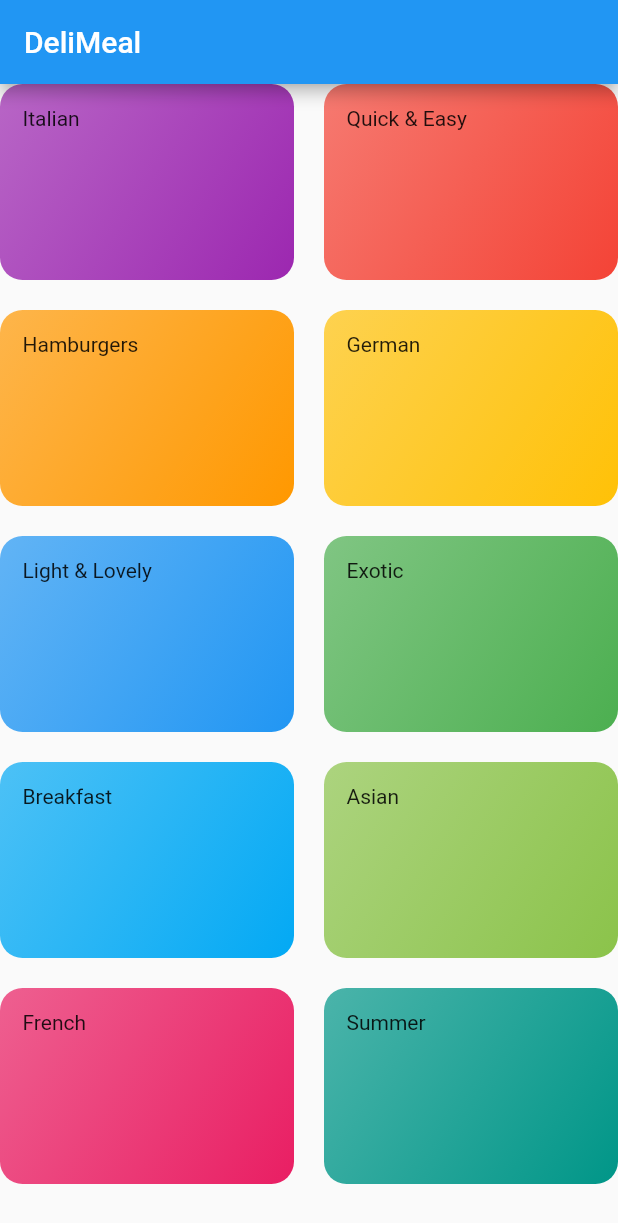
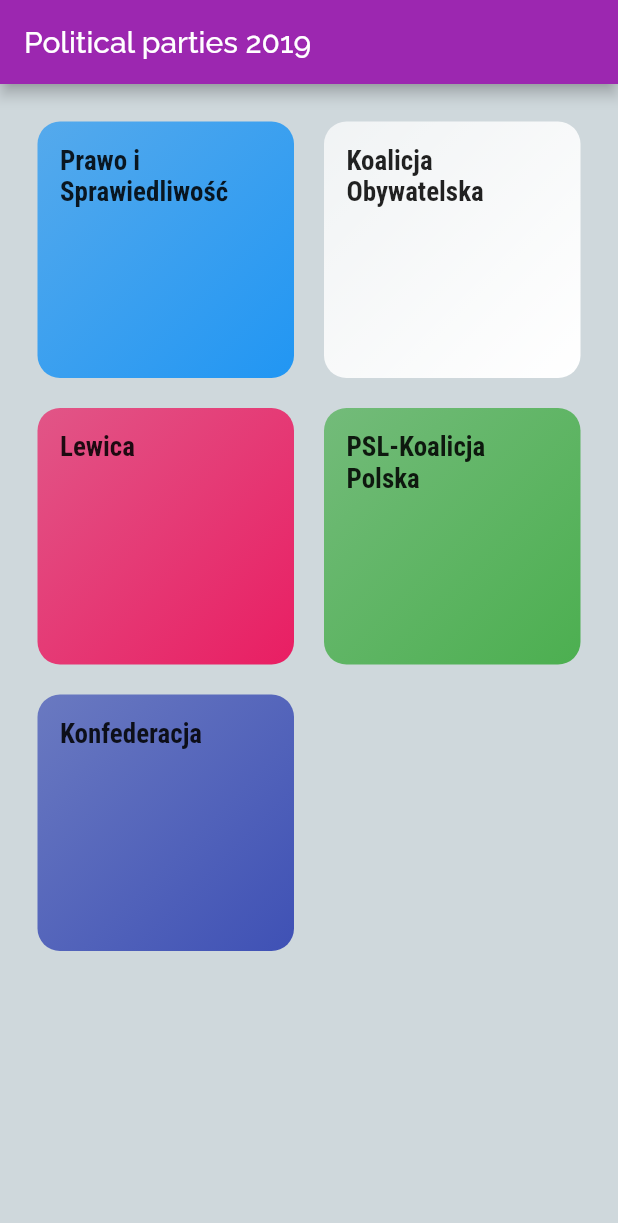
Before and after one commit to Rybsooon11/Flutter, a Flutter app: the screen it shows after launch, on a phone screen of 412 x 824 dp. Shown: the top 1223 px of the screen. Run offline on Flutter 3.47's test engine with Material 2 defaults, Android fonts, the phone set to English and light mode, and no system bars.

Commit message:
category politics screen onTap

```diff
--- a/choose_food/lib/categories_screen.dart
+++ b/choose_food/lib/categories_screen.dart
@@ -8,9 +8,10 @@
   Widget build(BuildContext context) {
     return Scaffold(
       appBar: AppBar(
-        title: const Text('DeliMeal'),
+        title: const Text('Political parties 2019'),
       ),
       body: GridView(
+        padding: const EdgeInsets.all(25),
         children: DUMMY_CATEGORIES
             .map(
               (catData) => CategoryItem(
@@ -21,7 +22,7 @@
             .toList(),
         gridDelegate: SliverGridDelegateWithMaxCrossAxisExtent(
           maxCrossAxisExtent: 200,
-          childAspectRatio: 3 / 2,
+          childAspectRatio: 3 / 3,
           crossAxisSpacing: 20,
           mainAxisSpacing: 20,
         ),
--- a/choose_food/lib/category_item.dart
+++ b/choose_food/lib/category_item.dart
@@ -1,4 +1,6 @@
 import 'package:flutter/material.dart';
+
+import './category_meals_screen.dart';
 
 class CategoryItem extends StatelessWidget {
   final String title;
@@ -6,11 +8,28 @@
 
   CategoryItem(this.title, this.color);
 
+  void selectParties(BuildContext ctx) {
+    Navigator.of(ctx).push(
+      MaterialPageRoute(
+        builder: (_) {
+          return CategoryMealsScreen();
+        },
+      ),
+    );
+  }
+
   @override
   Widget build(BuildContext context) {
-    return Container(
+    return InkWell(
+      onTap: () => selectParties(context),
+      splashColor: Theme.of(context).primaryColor,
+      borderRadius: BorderRadius.circular(15),
+      child: Container(
         padding: const EdgeInsets.all(15),
-      child: Text(title),
+        child: Text(
+          title,
+          style: Theme.of(context).textTheme.title,
+        ),
         decoration: BoxDecoration(
           gradient: LinearGradient(
             colors: [
@@ -22,6 +41,7 @@
           ),
           borderRadius: BorderRadius.circular(15),
         ),
+      ),
     );
   }
 }
--- /dev/null
+++ b/choose_food/lib/category_meals_screen.dart
@@ -0,0 +1,17 @@
+import 'package:flutter/material.dart';
+
+class CategoryMealsScreen extends StatelessWidget {
+  @override
+  Widget build(BuildContext context) {
+    return Scaffold(
+      appBar: AppBar(
+        title: Text(
+          'Posłowie',
+        ),
+      ),
+      body: Center(
+        child: Text('Your posłowie from partia'),
+      ),
+    );
+  }
+}
--- a/choose_food/lib/dummy_data.dart
+++ b/choose_food/lib/dummy_data.dart
@@ -5,52 +5,27 @@
 const DUMMY_CATEGORIES = const [
   Category(
     id: 'c1',
-    title: 'Italian',
-    color: Colors.purple,
+    title: 'Prawo i Sprawiedliwość',
+    color: Colors.blue,
   ),
   Category(
     id: 'c2',
-    title: 'Quick & Easy',
-    color: Colors.red,
+    title: 'Koalicja Obywatelska',
+    color: Colors.white,
   ),
   Category(
     id: 'c3',
-    title: 'Hamburgers',
-    color: Colors.orange,
+    title: 'Lewica',
+    color: Colors.pink,
   ),
   Category(
     id: 'c4',
-    title: 'German',
-    color: Colors.amber,
+    title: 'PSL-Koalicja Polska',
+    color: Colors.green,
   ),
   Category(
     id: 'c5',
-    title: 'Light & Lovely',
-    color: Colors.blue,
-  ),
-  Category(
-    id: 'c6',
-    title: 'Exotic',
-    color: Colors.green,
-  ),
-  Category(
-    id: 'c7',
-    title: 'Breakfast',
-    color: Colors.lightBlue,
-  ),
-  Category(
-    id: 'c8',
-    title: 'Asian',
-    color: Colors.lightGreen,
-  ),
-  Category(
-    id: 'c9',
-    title: 'French',
-    color: Colors.pink,
-  ),
-  Category(
-    id: 'c10',
-    title: 'Summer',
-    color: Colors.teal,
+    title: 'Konfederacja',
+    color: Colors.indigo,
   ),
 ];
--- a/choose_food/lib/main.dart
+++ b/choose_food/lib/main.dart
@@ -8,9 +8,25 @@
   @override
   Widget build(BuildContext context) {
     return MaterialApp(
-      title: 'DeliMeals',
+      title: 'Political parties 2019',
       theme: ThemeData(
-        primarySwatch: Colors.blue,
+        primarySwatch: Colors.purple,
+        accentColor: Colors.blueGrey,
+        canvasColor: Colors.blueGrey[100],
+        fontFamily: 'Raleway',
+        textTheme: ThemeData.light().textTheme.copyWith(
+          body1: TextStyle(
+            color: Color.fromRGBO(20, 51, 51, 1),
+          ),
+          body2: TextStyle(
+            color: Color.fromRGBO(20, 51, 51, 1),
+          ),
+          title: TextStyle(
+            fontSize: 18,
+            fontFamily: 'RobotoCondensed',
+            fontWeight: FontWeight.bold,
+          )
+        ),
       ),
       home: CategoriesScreen(),
     );
```
Also changed, not shown: choose_food/pubspec.yaml (+17 -6 lines), choose_food/lib/assets/fonts/Raleway-Black.ttf (added), choose_food/lib/assets/fonts/Raleway-Bold.ttf (added), choose_food/lib/assets/fonts/Raleway-Regular.ttf (added), choose_food/lib/assets/fonts/RobotoCondensed-Bold.ttf (added), choose_food/lib/assets/fonts/RobotoCondensed-Italic.ttf (added), choose_food/lib/assets/fonts/RobotoCondensed-Light.ttf (added), choose_food/lib/assets/fonts/RobotoCondensed-Regular.ttf (added). Lines whose indentation alone changed are shown as unchanged.
